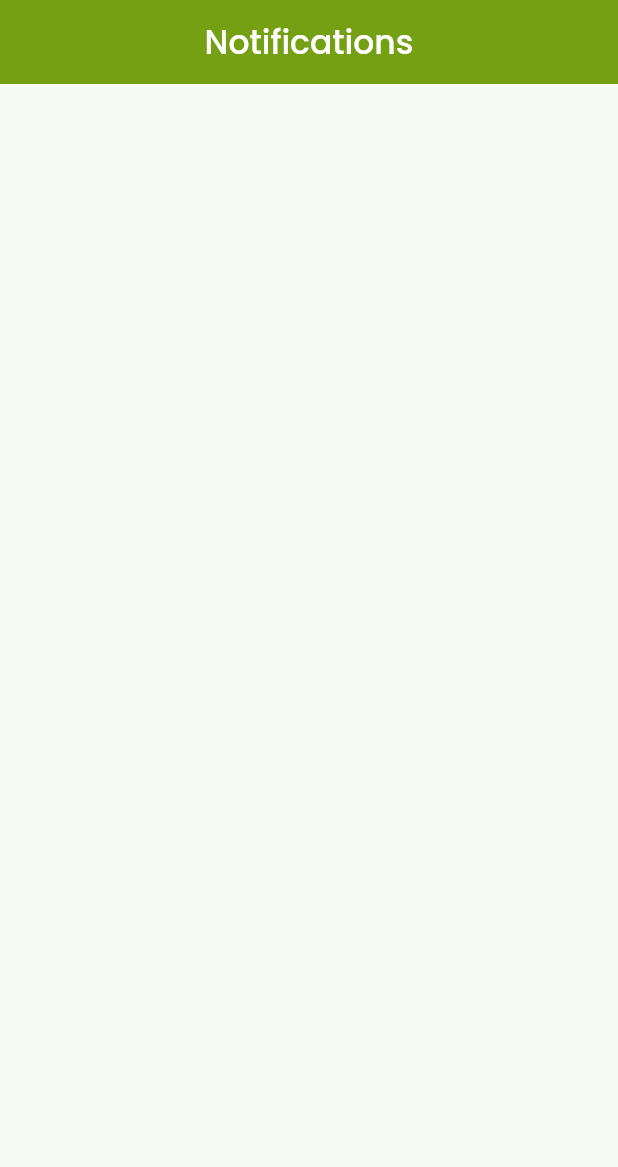
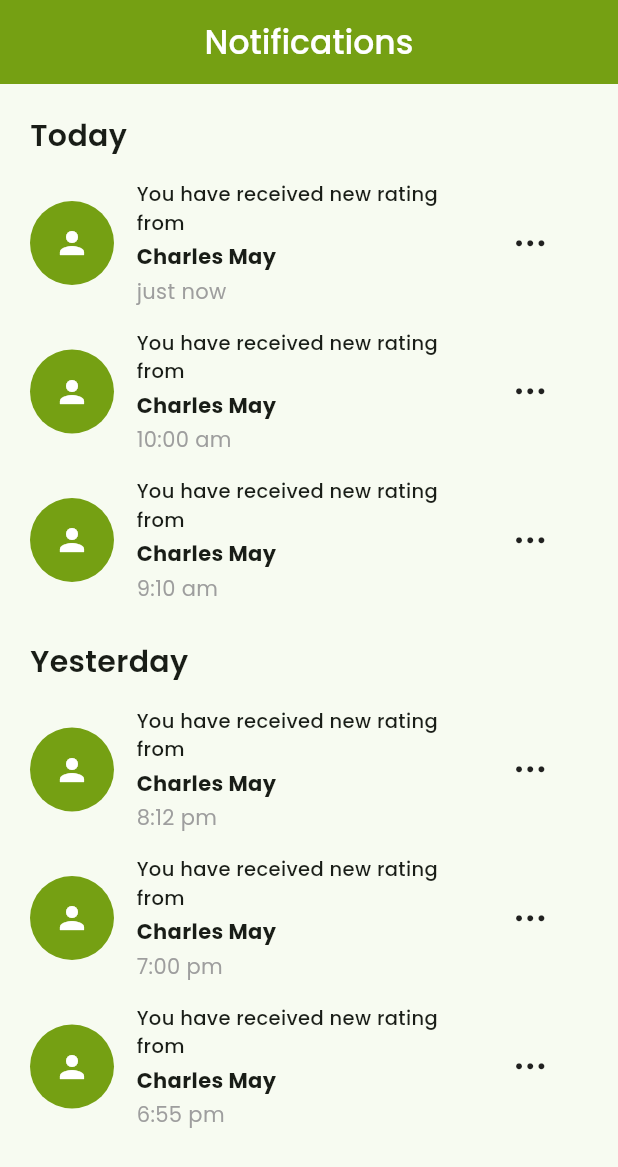
Before and after one commit to HAMZA-CH420/Acaste, a Flutter app: the NotificationScreen screen opened directly, on a phone screen of 412 x 824 dp. Shown: the top 1167 px of the screen. Run offline on Flutter 3.47's test engine with Material 3 defaults, Android fonts, the phone set to English and light mode, and no system bars; our stand-ins replace google_fonts, iconsax.

Commit message:
minor changes

```diff
--- /dev/null
+++ b/lib/Features/NotificationScreen/Widgets/notification_widget.dart
@@ -0,0 +1,52 @@
+import 'package:acaste/UiHelpers/ColorPalette/color_palette.dart';
+import 'package:flutter/cupertino.dart';
+import 'package:flutter/material.dart';
+import 'package:google_fonts/google_fonts.dart';
+
+class NotificationWidget extends StatelessWidget {
+  const NotificationWidget(
+      {super.key,
+      required this.notificationData,
+      required this.sender,
+      required this.timeOfReceiving});
+  final String notificationData, sender, timeOfReceiving;
+  @override
+  Widget build(BuildContext context) {
+    return Row(
+      spacing: 15,
+      children: [
+        CircleAvatar(
+          radius: 28,
+          backgroundColor: Palette.primaryColor,
+          child: Icon(
+            Icons.person,
+            color: Colors.white,
+          ),
+        ),
+        SizedBox(
+          width: MediaQuery.sizeOf(context).height / 3.5,
+          child: Column(
+            spacing: 3,
+            crossAxisAlignment: CrossAxisAlignment.start,
+            children: [
+              Text(
+                notificationData,
+                style: GoogleFonts.poppins(
+                    fontWeight: FontWeight.w500, fontSize: 13),
+              ),
+              Text(
+                sender,
+                style: GoogleFonts.poppins(fontWeight: FontWeight.w700),
+              ),
+              Text(
+                timeOfReceiving,
+                style: GoogleFonts.poppins(color: Colors.grey.shade500),
+              )
+            ],
+          ),
+        ),
+        Icon(CupertinoIcons.ellipsis)
+      ],
+    );
+  }
+}
--- a/lib/Features/NotificationScreen/notification_screen.dart
+++ b/lib/Features/NotificationScreen/notification_screen.dart
@@ -1,3 +1,4 @@
+import 'package:acaste/Features/NotificationScreen/Widgets/notification_widget.dart';
 import 'package:acaste/UiHelpers/ColorPalette/color_palette.dart';
 import 'package:flutter/material.dart';
 import 'package:google_fonts/google_fonts.dart';
@@ -19,6 +20,71 @@ class NotificationScreen extends StatelessWidget {
         centerTitle: true,
         backgroundColor: Palette.primaryColor,
       ),
+      body: Padding(
+        padding: const EdgeInsets.symmetric(horizontal: 20, vertical: 20),
+        child: Column(
+          spacing: 25,
+          crossAxisAlignment: CrossAxisAlignment.start,
+          children: [
+            Column(
+              crossAxisAlignment: CrossAxisAlignment.start,
+              spacing: 15,
+              children: [
+                Text(
+                  "Today",
+                  style: GoogleFonts.poppins(
+                    fontSize: 20,
+                    fontWeight: FontWeight.w600,
+                  ),
+                ),
+                NotificationWidget(
+                  notificationData: 'You have received new rating from',
+                  sender: 'Charles May',
+                  timeOfReceiving: 'just now',
+                ),
+                NotificationWidget(
+                  notificationData: 'You have received new rating from',
+                  sender: 'Charles May',
+                  timeOfReceiving: '10:00 am',
+                ),
+                NotificationWidget(
+                  notificationData: 'You have received new rating from',
+                  sender: 'Charles May',
+                  timeOfReceiving: '9:10 am',
+                ),
+              ],
+            ),
+            Column(
+              crossAxisAlignment: CrossAxisAlignment.start,
+              spacing: 15,
+              children: [
+                Text(
+                  "Yesterday",
+                  style: GoogleFonts.poppins(
+                    fontSize: 20,
+                    fontWeight: FontWeight.w600,
+                  ),
+                ),
+                NotificationWidget(
+                  notificationData: 'You have received new rating from',
+                  sender: 'Charles May',
+                  timeOfReceiving: '8:12 pm',
+                ),
+                NotificationWidget(
+                  notificationData: 'You have received new rating from',
+                  sender: 'Charles May',
+                  timeOfReceiving: '7:00 pm',
+                ),
+                NotificationWidget(
+                  notificationData: 'You have received new rating from',
+                  sender: 'Charles May',
+                  timeOfReceiving: '6:55 pm',
+                ),
+              ],
+            ),
+          ],
+        ),
+      ),
     );
   }
 }
```
